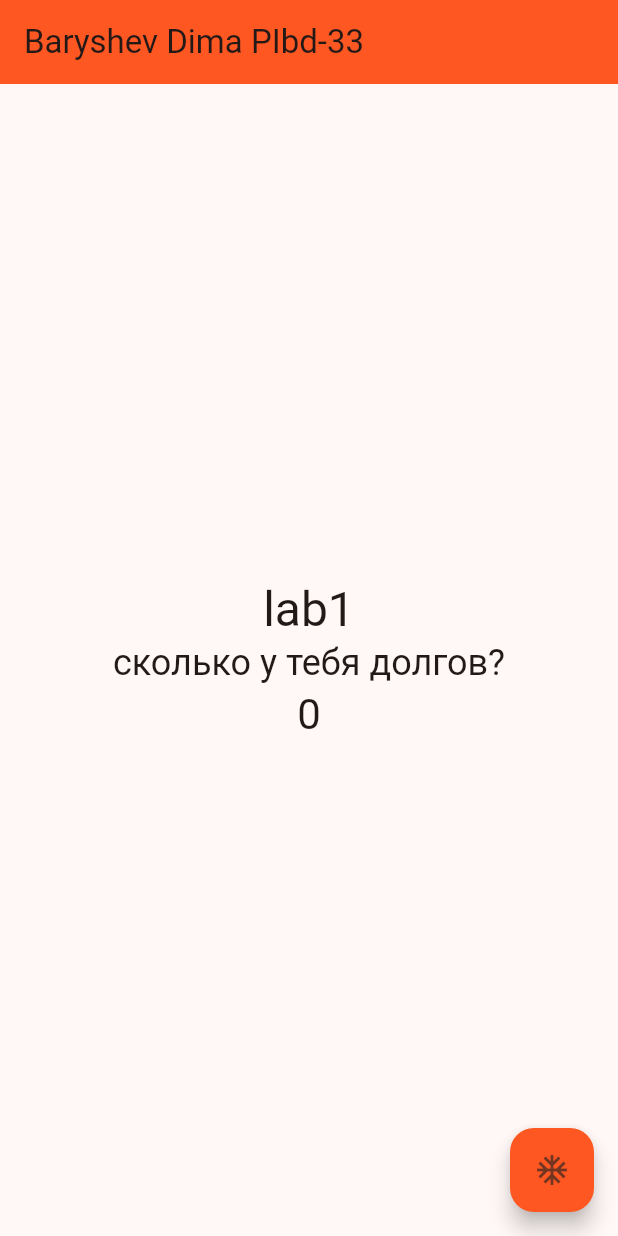
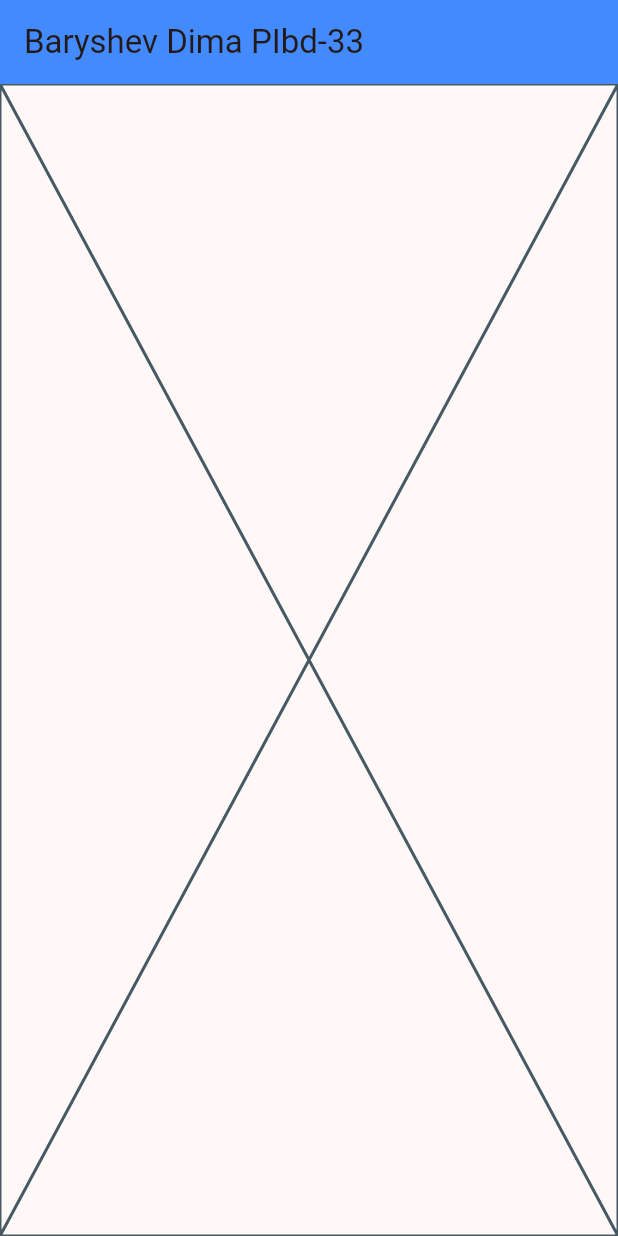
Before and after one commit to whosbigboy/flutter_ULSTU, a Flutter app: the screen it shows after launch, on a phone screen of 412 x 824 dp. Run offline on Flutter 3.47's test engine with Material 3 defaults, Android fonts, the phone set to English and light mode, and no system bars.

Commit message:
немножко начал 3 лабу сейчас создам ветку

```diff
--- a/lib/main.dart
+++ b/lib/main.dart
@@ -13,6 +13,7 @@ class MyApp extends StatelessWidget {
   Widget build(BuildContext context) {
     return MaterialApp(
       title: 'Flutter Demo',
+      debugShowCheckedModeBanner: false ,
       theme: ThemeData(
         colorScheme: ColorScheme.fromSeed(seedColor: Colors.deepOrangeAccent),
       ),
@@ -33,16 +34,7 @@ class MyHomePage extends StatefulWidget {
 }
 
 class _MyHomePageState extends State<MyHomePage> {
-  int _counter = 0;
-  Color _color = Colors.deepOrange;
-
-  void _incrementCounter() {
-    setState(() {
-      _counter++;
-      _color=Color((Random().nextDouble() * 0xFFFFFF).toInt()).withOpacity(1.0);
-    });
-  }
-
+  final Color _color = Colors.blueAccent;
   @override
   Widget build(BuildContext context) {
     return Scaffold(
@@ -50,35 +42,16 @@ class _MyHomePageState extends State<MyHomePage> {
         backgroundColor: _color,
         title: Text(widget.title),
       ),
-      body: Center(
-        child: Column(
-                                                                                                                                            mainAxisAlignment: MainAxisAlignment.center,
-          children: <Widget>[
-            Text(
-              'lab1',
-              style: Theme.of(context).textTheme.headlineLarge,
-            ),
-            Text(
-                'сколько у тебя долгов?',
-              style: Theme.of(context).textTheme.headlineSmall,
-            ),
-            Text(
-              '$_counter',
-              style: Theme.of(context).textTheme.headlineMedium,
-            ),
-            if (_counter>10)
-              Text(
-                'УДАЧИ!)',
-                style: Theme.of(context).textTheme.headlineLarge,
-              )
-          ],
-        ),
-      ),
-      floatingActionButton: FloatingActionButton(
-        onPressed: _incrementCounter,
-        backgroundColor: _color,
-        tooltip: 'Increment',
-        child: const Icon(Icons.ac_unit),
-      ),     );
+      body: MyWidget(),
+    );
   }
 }
+
+class MyWidget extends StatelessWidget {
+  const MyWidget({super.key});
+
+  @override
+  Widget build(BuildContext context) {
+    return const Placeholder();
+  }
+}
```
